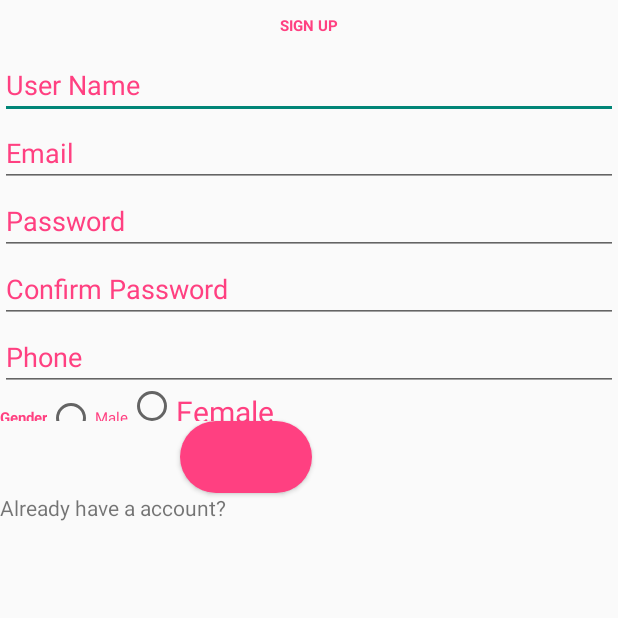
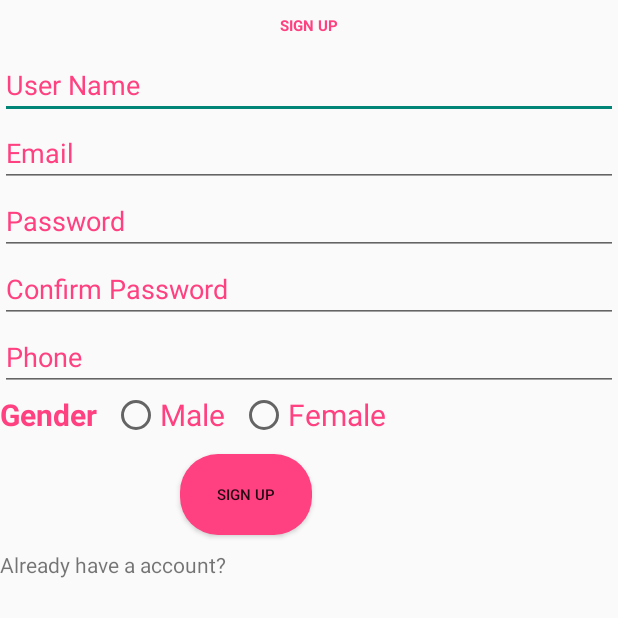
Before and after one commit to HaniyaMaryum/android-firebase-mlkit-fyp, an Android app: the signuppage screen opened directly, with no data from a screen before it, on a phone screen of 412 x 824 dp, the top half of it. Run offline under Robolectric (Android 15) with nearby library versions, the phone set to English and light mode, and no system bars; our stand-ins replace Firebase (no records; nobody signed in at launch, a user with empty details on screens opened directly).

Commit message:
My Commit

```diff
--- a/app/src/main/res/layout/activity_signuppage.xml
+++ b/app/src/main/res/layout/activity_signuppage.xml
@@ -69,8 +69,8 @@
 
     <RadioGroup
         android:id="@+id/gender_group"
-        android:layout_width="wrap_content"
-        android:layout_height="20dp"
+        android:layout_width="match_parent"
+        android:layout_height="wrap_content"
         android:orientation="horizontal">
 
 
@@ -79,7 +79,7 @@
             android:layout_height="wrap_content"
             android:text="Gender"
             android:textColor="@color/colorAccent"
-            android:textSize="10dp"
+            android:textSize="20dp"
             android:textStyle="bold" />
 
         <RadioButton
@@ -87,13 +87,16 @@
             android:layout_width="wrap_content"
             android:layout_height="wrap_content"
             android:text="Male"
+            android:layout_marginLeft="10dp"
+            android:layout_marginRight="10dp"
             android:textColor="@color/colorAccent"
-            android:textSize="10dp" />
+            android:textSize="20dp" />
 
         <RadioButton
             android:id="@+id/radio2"
             android:layout_width="wrap_content"
             android:layout_height="wrap_content"
+
             android:text="Female"
             android:textColor="@color/colorAccent"
             android:textSize="20dp" />
@@ -104,13 +107,14 @@
         android:id="@+id/reg_button"
         android:layout_width="wrap_content"
         android:layout_height="wrap_content"
-        android:layout_marginTop="0dp"
+        android:layout_marginTop="10dp"
         android:layout_marginLeft="120dp"
+        android:layout_marginBottom="10dp"
         android:padding="20dp"
         android:background="@drawable/roundbutton"
         android:gravity="center"
         android:text="SIGN UP"
-        android:textSize="0dp" />
+        android:textSize="10dp" />
 
     <TextView
         android:id="@+id/goto_login"
```
